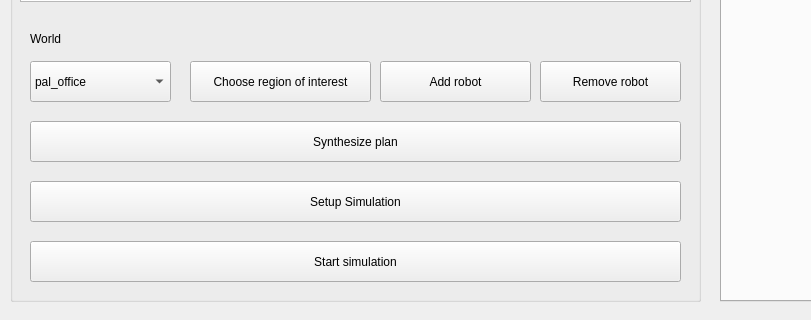
KTH-SML/CodeRepositoryTCST, file rqt_simulation/resource/SimulationPlugin.ui: the form before one commit; both pictures show x 0 to 811 and y 459 to 779 of the 1091 by 779 pixel window.
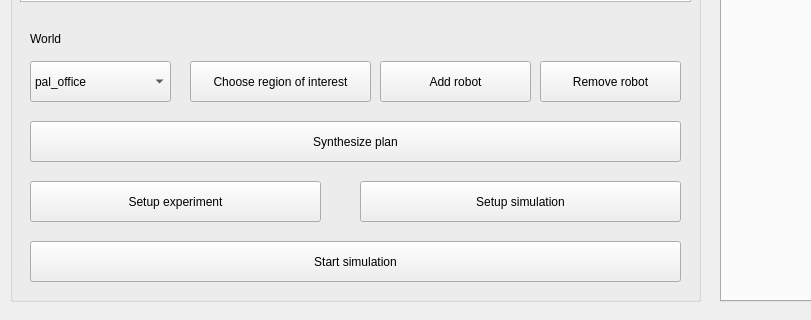
The form after the commit.

What changed in the file:
```diff
--- a/rqt_simulation/resource/SimulationPlugin.ui
+++ b/rqt_simulation/resource/SimulationPlugin.ui
@@ -73,14 +73,14 @@
    <widget class="QPushButton" name="button_setup">
     <property name="geometry">
      <rect>
-      <x>20</x>
+      <x>350</x>
       <y>630</y>
-      <width>651</width>
+      <width>321</width>
       <height>41</height>
      </rect>
     </property>
     <property name="text">
-     <string>Setup Simulation</string>
+     <string>Setup simulation</string>
     </property>
    </widget>
    <widget class="QPushButton" name="button_execute_task">
@@ -172,6 +172,19 @@
      <string>Remove robot</string>
     </property>
    </widget>
+   <widget class="QPushButton" name="button_setup_exp">
+    <property name="geometry">
+     <rect>
+      <x>20</x>
+      <y>630</y>
+      <width>291</width>
+      <height>41</height>
+     </rect>
+    </property>
+    <property name="text">
+     <string>Setup experiment</string>
+    </property>
+   </widget>
   </widget>
   <widget class="QTabWidget" name="tabWidget">
    <property name="geometry">
```
Left out of the diff: 5 changed lines with no effect on the pictures.
